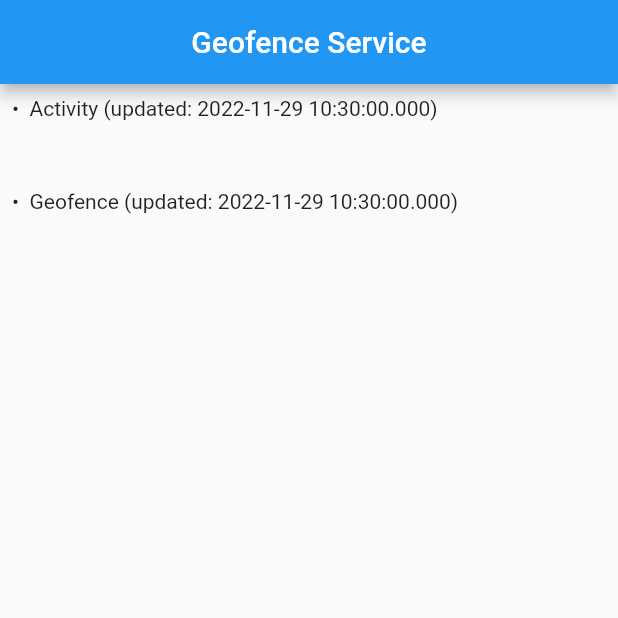
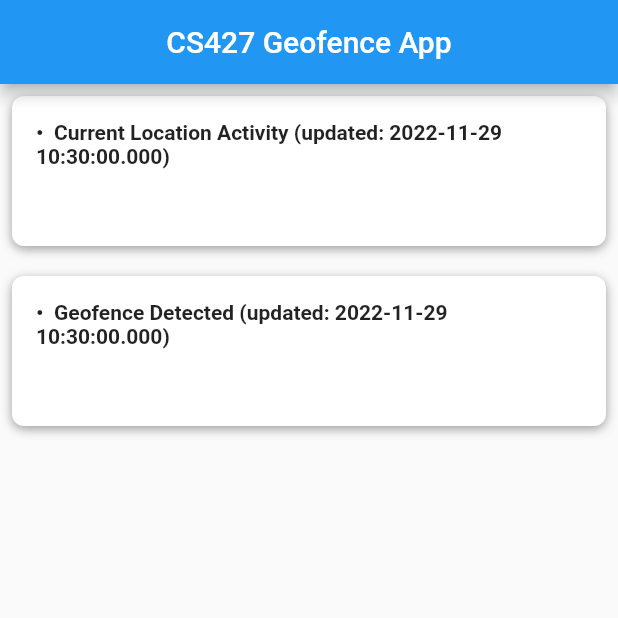
Before and after one commit to samoanbiscuit/geofence_app, a Flutter app: the screen it shows after launch, on a phone screen of 412 x 824 dp, the top half of it. Run offline on Flutter 3.47's test engine with Material 2 defaults, Android fonts, the phone set to English and light mode, and no system bars; missing offline and left inert: geofence_service.

Commit message:
Created a basic non-interactive UI to make the app look modern and fit in with other Android apps.

```diff
--- a/lib/main.dart
+++ b/lib/main.dart
@@ -226,7 +226,7 @@ class _GeoFenceAppState extends State<GeoFenceApp> {
         notificationText: 'Tap to return to the app',
         child: Scaffold(
           appBar: AppBar(
-            title: const Text('Geofence Service'),
+            title: const Text('CS427 Geofence App'),
             centerTitle: true,
           ),
           body: _buildContentView(),
@@ -248,7 +248,7 @@ class _GeoFenceAppState extends State<GeoFenceApp> {
       padding: const EdgeInsets.all(8.0),
       children: [
         _buildActivityMonitor(),
-        const SizedBox(height: 20.0),
+        const SizedBox(height: 20.0, width: double.infinity),
         _buildGeofenceMonitor(),
       ],
     );
@@ -261,13 +261,22 @@ class _GeoFenceAppState extends State<GeoFenceApp> {
         final updatedDateTime = DateTime.now();
         final content = snapshot.data?.toJson().toString() ?? '';
 
-        return Column(
+        return Container(
+          padding: EdgeInsetsDirectional.fromSTEB(16.0, 16.0, 16.0, 16.0),
+          width: double.infinity,
+          decoration: BoxDecoration(
+            color: Colors.white,
+            borderRadius: BorderRadius.circular(8.0),
+            boxShadow: [BoxShadow(blurRadius: 5.0, color: Colors.black38, offset: Offset(0, 2))],
+          ),
+          child: Column(
             crossAxisAlignment: CrossAxisAlignment.start,
             children: [
-            Text('•\t\tActivity (updated: $updatedDateTime)'),
-            const SizedBox(height: 10.0),
+              Text('•\t\tCurrent Location Activity (updated: $updatedDateTime)', style: TextStyle(fontWeight: FontWeight.bold)),
+              const SizedBox(height: 20.0, width: double.infinity),
               Text(content),
             ],
+          ),
         );
       },
     );
@@ -280,13 +289,22 @@ class _GeoFenceAppState extends State<GeoFenceApp> {
         final updatedDateTime = DateTime.now();
         final content = snapshot.data?.toJson().toString() ?? '';
 
-        return Column(
+        return Container(
+          padding: EdgeInsetsDirectional.fromSTEB(16.0, 16.0, 16.0, 16.0),
+          width: double.infinity,
+          decoration: BoxDecoration(
+            color: Colors.white,
+            borderRadius: BorderRadius.circular(8.0),
+            boxShadow: [BoxShadow(blurRadius: 5.0, color: Colors.black38, offset: Offset(0, 2))],
+          ),
+          child: Column(
             crossAxisAlignment: CrossAxisAlignment.start,
             children: [
-            Text('•\t\tGeofence (updated: $updatedDateTime)'),
-            const SizedBox(height: 10.0),
+              Text('•\t\tGeofence Detected (updated: $updatedDateTime)', style: TextStyle(fontWeight: FontWeight.bold)),
+              const SizedBox(height: 20.0, width: double.infinity),
               Text(content),
             ],
+          ),
         );
       },
     );
```
Lines whose indentation alone changed are shown as unchanged.
